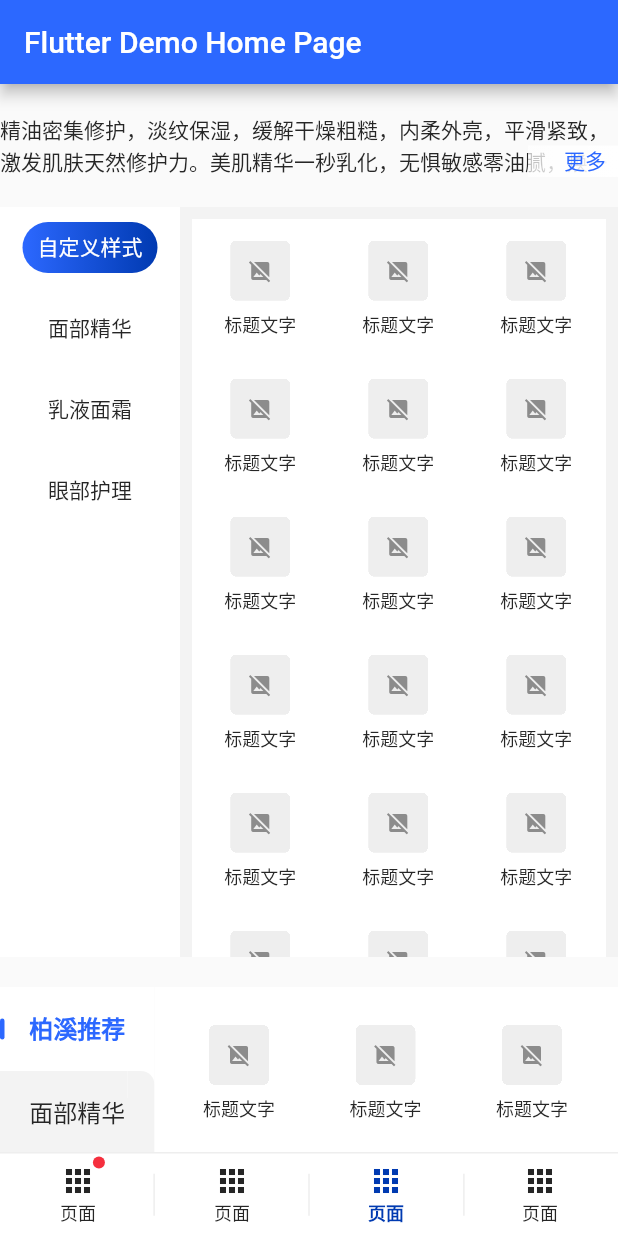
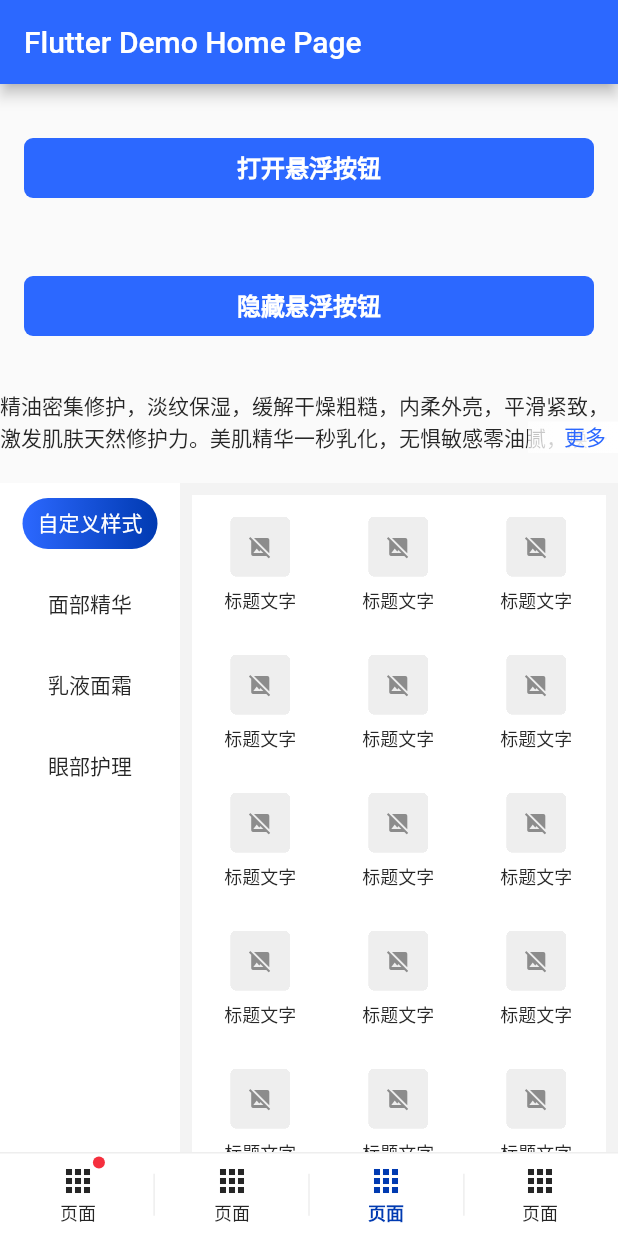
Before and after one commit to yuristar12/MX-widget, a Flutter app: the screen it shows after launch, on a phone screen of 412 x 824 dp. Run offline on Flutter 3.47's test engine with Material 2 defaults, Android fonts, the phone set to English and light mode, and no system bars; our stand-ins replace flutter_swiper_null_safety; network calls fail.

Commit message:
修改代码

```diff
--- a/example/lib/main.dart
+++ b/example/lib/main.dart
@@ -101,6 +101,8 @@ class _MyHomePageState extends State<MyHomePage>
   late MXSideBarController sideBarController;
 
   late MXSideBarController sideBarController2;
+
+  late MXFabButtonController fabButtonController;
 
   @override
   void initState() {
@@ -322,6 +324,17 @@ class _MyHomePageState extends State<MyHomePage>
       ],
       onAction: () {},
     );
+
+    fabButtonController = MXFabButtonController(
+        context: context,
+        model: MXFabButtonModel(
+            icon: Icons.check,
+            text: '按钮文字',
+            afterClickButtonCallback: () {
+              MXToast().toastBySuccess(context, "点击成功");
+            },
+            themeEnum: MXButtonThemeEnum.primary,
+            sizeEnum: MXButtonSizeEnum.large));
   }
 
   @override
@@ -371,6 +384,29 @@ class _MyHomePageState extends State<MyHomePage>
               child: Column(
                 crossAxisAlignment: CrossAxisAlignment.start,
                 children: [
+                  const SizedBox(
+                    height: 20,
+                  ),
+
+                  MXButton(
+                    text: '打开悬浮按钮',
+                    themeEnum: themeEnum,
+                    afterClickButtonCallback: () {
+                      fabButtonController.show();
+                    },
+                  ),
+
+                  const SizedBox(
+                    height: 20,
+                  ),
+                  MXButton(
+                    text: '隐藏悬浮按钮',
+                    themeEnum: themeEnum,
+                    afterClickButtonCallback: () {
+                      fabButtonController.hidden();
+                    },
+                  ),
+
                   const SizedBox(
                     height: 20,
                   ),
--- a/lib/src/config/global_enum.dart
+++ b/lib/src/config/global_enum.dart
@@ -441,3 +441,12 @@ enum MXSideBarTypeEnum {
   page,
   anchor,
 }
+
+/// fab组件
+enum MXFabButtonAligimentEnum {
+  bottomLeft,
+  bottomRight,
+  topLeft,
+  topRight,
+  customer,
+}
--- a/lib/src/export.dart
+++ b/lib/src/export.dart
@@ -169,3 +169,8 @@ export 'widgets/sideBar/mx_side_bar_controller.dart';
 
 // expendAbleText组件
 export 'widgets/expendAbleText/mx_expend_able_text.dart';
+
+// fab按钮组件
+export 'widgets/fabButton/mx_fab_button_model.dart';
+export 'widgets/fabButton/mx_fab_button_controller.dart';
+export 'widgets/fabButton/mx_fab_button_custom_position.dart';
--- a/lib/src/widgets/bottomNavBar/mx_bottom_nav_bar_item.dart
+++ b/lib/src/widgets/bottomNavBar/mx_bottom_nav_bar_item.dart
@@ -181,7 +181,7 @@ class MXBottomNavBarItem extends StatelessWidget {
         Positioned(
             right:
                 navBarItemConfig.mxBottomNavBarItemBadgeConfig?.offsetX ?? -6,
-            top: navBarItemConfig.mxBottomNavBarItemBadgeConfig?.offsetX ?? -4,
+            top: navBarItemConfig.mxBottomNavBarItemBadgeConfig?.offsetY ?? -4,
             child: _buildBadge())
       ],
     );
--- a/lib/src/widgets/button/mx_button.dart
+++ b/lib/src/widgets/button/mx_button.dart
@@ -22,6 +22,7 @@ class MXButton extends StatefulWidget {
       required this.themeEnum,
       this.slot,
       this.icon,
+      this.customWidth,
       this.disabled = false,
       this.customIconWidget,
       this.afterClickButtonCallback,
@@ -78,6 +79,9 @@ class MXButton extends StatefulWidget {
 
   /// 自定义高度
   final double? customHeight;
+
+  /// 自定义宽度
+  final double? customWidth;
 
   /// 是否独占一行
   final bool isLine;
@@ -187,7 +191,7 @@ class _MXButtonState extends State<MXButton> {
       }
     }
 
-    if (childrenList.length > 1) {
+    if (childrenList.length > 1 && widget.shape != MXButtonShapeEnum.circ) {
       childrenList.insert(1, _getSpace(context));
     }
 
@@ -324,6 +328,9 @@ class _MXButtonState extends State<MXButton> {
   }
 
   double? _width() {
+    if (widget.customWidth != null) {
+      return widget.customWidth;
+    }
     var sizeEnum = widget.sizeEnum;
 
     if (!widget.isLine &&
@@ -363,6 +370,9 @@ class _MXButtonState extends State<MXButton> {
   }
 
   double? _height() {
+    if (widget.shape == MXButtonShapeEnum.circ) {
+      return _width();
+    }
     if (widget.customHeight != null) {
       return widget.customHeight;
     }
@@ -374,9 +384,9 @@ class _MXButtonState extends State<MXButton> {
       case MXButtonSizeEnum.medium:
         return 40;
       case MXButtonSizeEnum.small:
-        return 34;
+        return 30;
       case MXButtonSizeEnum.mini:
-        return 32;
+        return 22;
     }
   }
 
--- /dev/null
+++ b/lib/src/widgets/fabButton/mx_fab_button_controller.dart
@@ -0,0 +1,88 @@
+import 'package:flutter/widgets.dart';
+import 'package:mx_widget/src/widgets/fabButton/mx_fab_button.dart';
+import 'package:mx_widget/src/widgets/fabButton/mx_fab_button_model.dart';
+
+/// ----------------------------------------------------------------悬浮按钮控制器
+/// 用来显示及隐藏当前页面的悬浮按钮
+/// [context] 上下文
+/// [state] 类型overlayState
+/// [model] button按钮的模型层
+/// [immediatelyRender] 是否立即渲染，注意⚠️如果是在initState方法中使用会报错。
+
+class MXFabButtonController {
+  MXFabButtonController({
+    this.state,
+    this.context,
+    required this.model,
+    this.immediatelyRender = false,
+  }) : assert(() {
+          if (state == null && context == null) {
+            throw FlutterError('state或者content必须传入一个');
+          }
+
+          return true;
+        }()) {
+    if (immediatelyRender) {
+      show();
+    }
+  }
+
+  /// [state] 类型overlayState
+  final OverlayState? state;
+
+  /// [context] 上下文
+  final BuildContext? context;
+
+  /// [model] button按钮的模型层
+  final MXFabButtonModel model;
+
+  /// [immediatelyRender] 是否立即渲染，注意⚠️如果是在initState方法中使用会报错。
+  final bool immediatelyRender;
+
+  bool isInit = false;
+
+  static OverlayEntry? _overlayEntry;
+  static OverlayState? _overlayState;
+
+  void _render() {
+    _initOverLayState();
+  }
+
+  void _renderEntry() {
+    _overlayEntry ??= OverlayEntry(builder: ((BuildContext context) {
+      return Stack(
+        children: [_buildFabButton()],
+      );
+    }));
+
+    _overlayState?.insert(_overlayEntry!);
+  }
+
+  Widget _buildFabButton() {
+    return MXFabButton(model: model);
+  }
+
+  void _initOverLayState() {
+    if (state != null) {
+      _overlayState = state;
+    } else if (context != null) {
+      _overlayState = Overlay.of(context!);
+    }
+
+    isInit = true;
+  }
+
+  void show() {
+    if (!isInit) {
+      _render();
+    }
+
+    _renderEntry();
+  }
+
+  void hidden() {
+    if (_overlayEntry != null) {
+      _overlayEntry?.remove();
+    }
+  }
+}
--- /dev/null
+++ b/lib/src/widgets/fabButton/mx_fab_button_custom_position.dart
@@ -0,0 +1,8 @@
+class MXFabButtonCustomPosition {
+  MXFabButtonCustomPosition({this.left, this.right, this.bottom, this.top});
+
+  final double? left;
+  final double? right;
+  final double? bottom;
+  final double? top;
+}
--- /dev/null
+++ b/lib/src/widgets/fabButton/mx_fab_button_model.dart
@@ -0,0 +1,44 @@
+import 'package:flutter/widgets.dart';
+
+import '../../../mx_widget.dart';
+
+class MXFabButtonModel {
+  MXFabButtonModel({
+    this.text,
+    this.icon,
+    this.customPosition,
+    this.padding = 20,
+    this.customHeight,
+    this.customWidth,
+    this.afterClickButtonCallback,
+    required this.themeEnum,
+    required this.sizeEnum,
+    this.aligiment = MXFabButtonAligimentEnum.bottomRight,
+  }) : assert(() {
+          if (aligiment == MXFabButtonAligimentEnum.customer &&
+              customPosition == null) {
+            throw FlutterError('自定义模式下，位置信息必须传入');
+          }
+
+          return true;
+        }());
+
+  final double? padding;
+
+  final MXFabButtonAligimentEnum aligiment;
+
+  final MXButtonThemeEnum themeEnum;
+
+  final MXButtonSizeEnum sizeEnum;
+
+  final String? text;
+
+  final IconData? icon;
+
+  final MXFabButtonCustomPosition? customPosition;
+
+  final VoidCallback? afterClickButtonCallback;
+
+  final double? customWidth;
+  final double? customHeight;
+}
--- a/pubspec.yaml
+++ b/pubspec.yaml
@@ -4,7 +4,7 @@ version: 0.1.3
 homepage: https://github.com/yuristar12/MX-widget
 
 environment:
-  sdk: '>=2.19.1 <3.0.0'
+  sdk: '>=2.19.1 <4.0.0'
   flutter: '>=1.17.0'
 
 dependencies:
```
Also changed, not shown: lib/src/widgets/fabButton/mx_fab_button.dart (added, +68 -0 lines).
